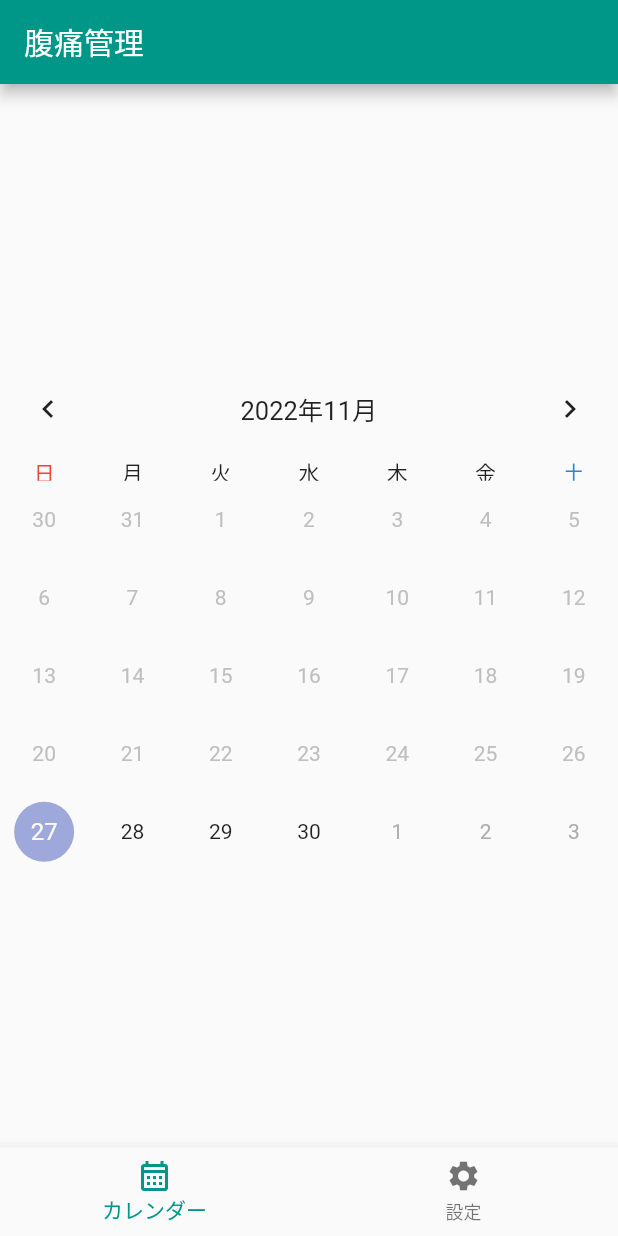
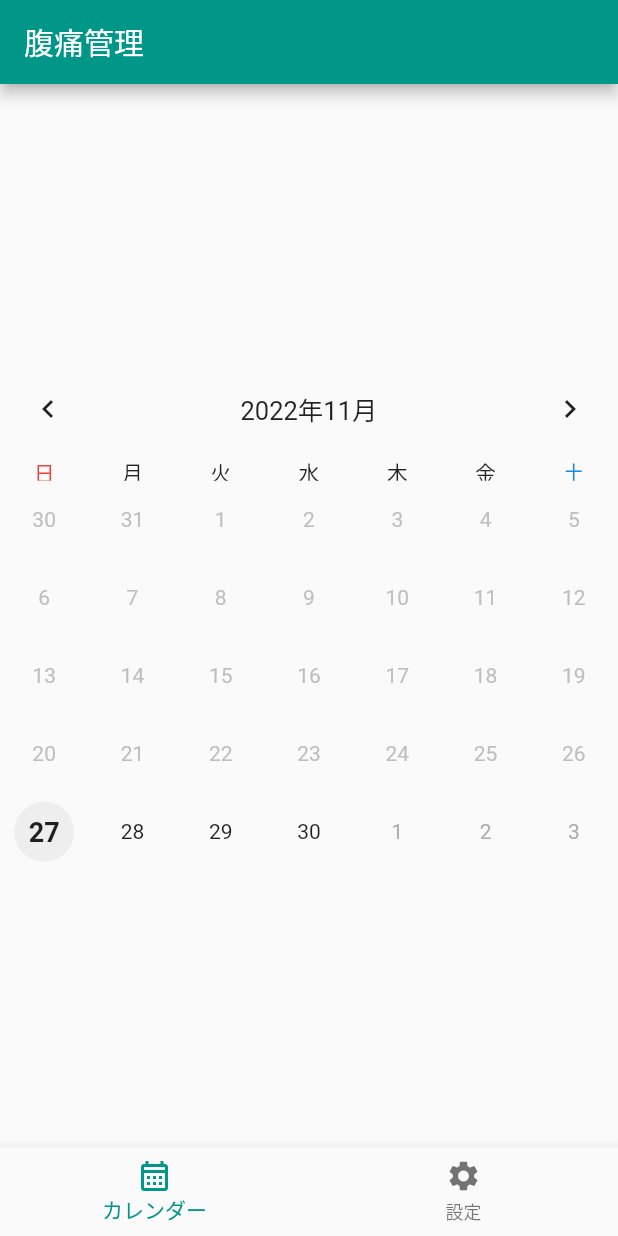
Before and after one commit to sa8a/stomach_ache_app, a Flutter app: the screen it shows after launch, on a phone screen of 412 x 824 dp. Run offline on Flutter 3.47's test engine with Material 2 defaults, Android fonts, the light colour scheme and no system bars; drawn by our look-alikes of table_calendar.

Commit message:
add: 今日の日付のスタイルを追加

```diff
--- a/lib/screens/calendar_page.dart
+++ b/lib/screens/calendar_page.dart
@@ -33,6 +33,23 @@ class CalendarPage extends StatelessWidget {
           headerStyle: const HeaderStyle(
             formatButtonVisible: false,
             titleCentered: true,
+          ),
+
+          // カスタマイズ用のスタイル
+          calendarStyle: CalendarStyle(
+            // defaultDecoration: BoxDecoration(),
+            // outsideDecoration: BoxDecoration(),
+            // weekendDecoration: BoxDecoration(),
+
+            // 今日の日付のスタイル
+            todayDecoration: BoxDecoration(
+              shape: BoxShape.circle,
+              color: Colors.grey[200],
+            ),
+            todayTextStyle: const TextStyle(
+              fontSize: 18,
+              fontWeight: FontWeight.bold,
+            ),
           ),
 
           // カスタマイズ用の関数
```
